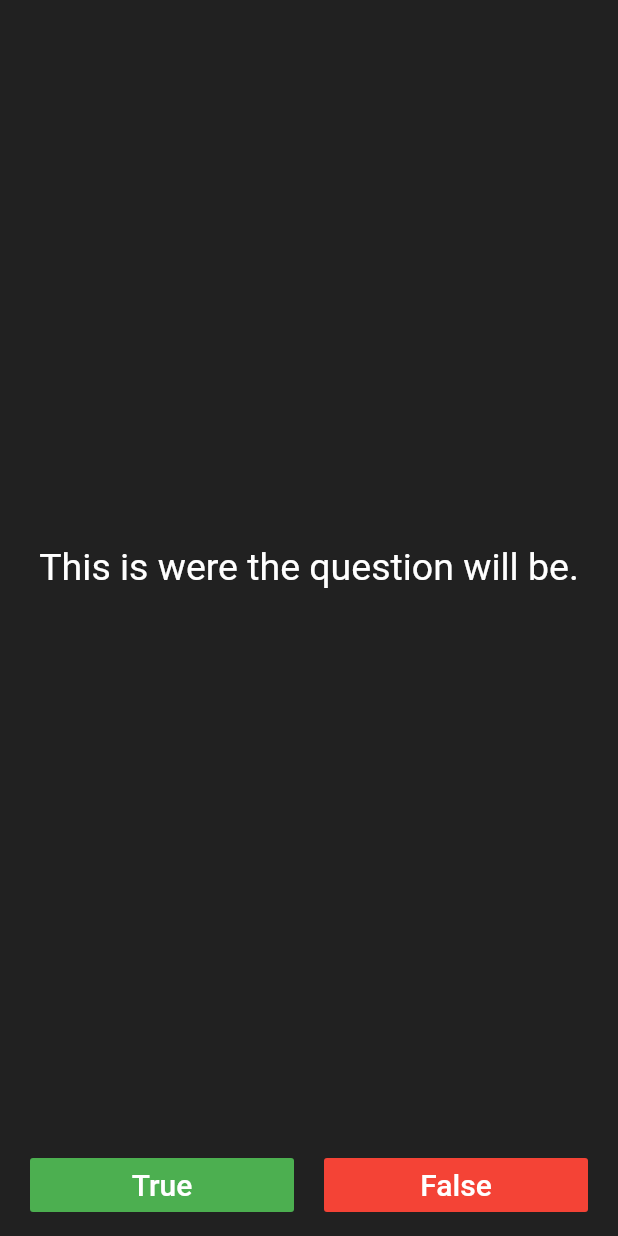
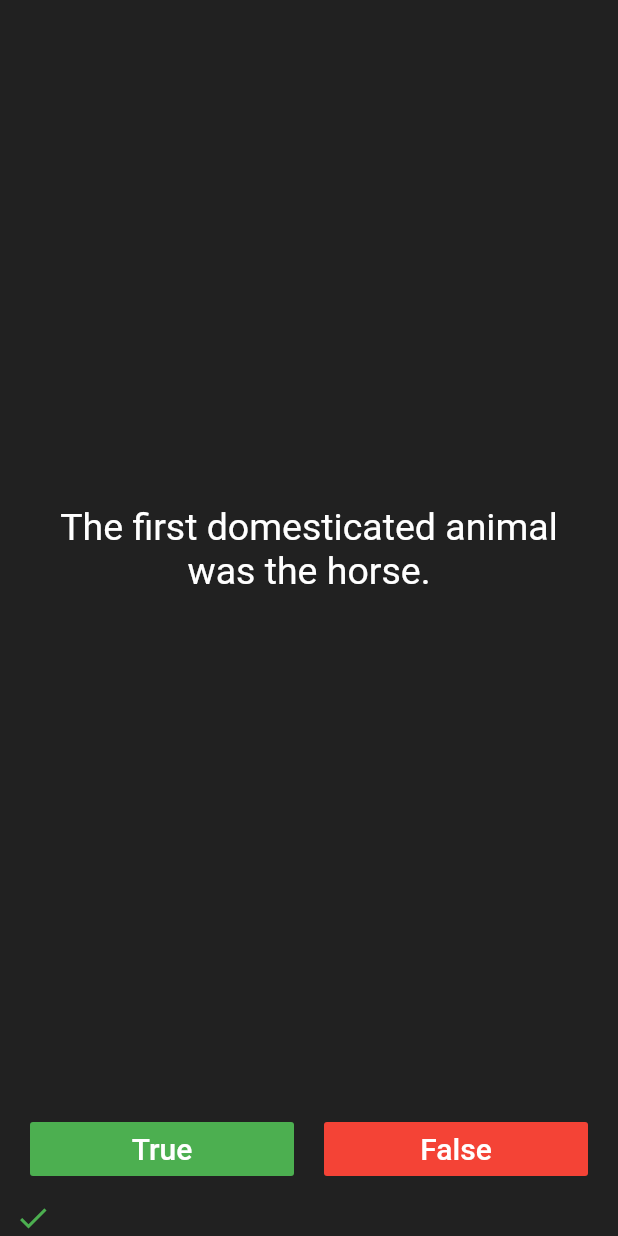
Before and after one commit to liposo/Flutter-Bootcamp, a Flutter app: the screen it shows after launch, after a tap on "True", on a phone screen of 412 x 824 dp. Run offline on Flutter 3.47's test engine with Material 2 defaults, Android fonts, the light colour scheme and no system bars; our stand-ins replace audioplayers, font_awesome_flutter.

Commit message:
questions, update score, restart

```diff
--- a/quizzler/lib/main.dart
+++ b/quizzler/lib/main.dart
@@ -1,3 +1,5 @@
+import 'dart:math';
+
 import 'package:flutter/material.dart';
 
 void main() => runApp(Quizzler());
@@ -25,8 +27,13 @@ class QuizPage extends StatefulWidget {
 }
 
 class _QuizPageState extends State<QuizPage> {
+  List<Question> questions = [];
   List<Icon> score = [];
-  int right;
+  int right = 0;
+  int questionsAnswered = 0;
+  Question currentQuestion;
+
+  final _random = new Random();
 
   Icon checkIcon() {
     return Icon(
@@ -42,17 +49,132 @@ class _QuizPageState extends State<QuizPage> {
     );
   }
 
+  void buildQuestionList() {
+    questions.add(Question(
+        'As far as has ever been reported, no-one has ever seen an ostrich bury its head in the sand.',
+        true));
+    questions.add(Question(
+        'Approximately one quarter of human bones are in the feet.', true));
+    questions.add(Question(
+        'In ancient Rome, a special room called a vomitorium was available for diners to purge food in during meals.',
+        false));
+    questions.add(Question(
+        'The average person will shed 10 pounds of skin during their lifetime.',
+        false));
+    questions.add(
+        Question('The Great Wall Of China is visible from the moon.', false));
+    questions.add(Question(
+        'Virtually all Las Vegas gambling casinos ensure that they have no clocks.',
+        true));
+    questions.add(Question('The first tea bags were made of silk.', true));
+    questions.add(Question('Chai tea comes from Russia.', false));
+    questions.add(Question(
+        'Horses, ponies, donkeys, mules, and zebras are also known as equines.',
+        true));
+    questions
+        .add(Question('The first domesticated animal was the horse.', false));
+    questions.add(Question(
+        'Coffee became a popular drink in North America when the Boston Tea Party made tea hard to come by.',
+        true));
+    questions.add(Question(
+        'Most of the world’s coffee in the world is produced in Brazil.',
+        true));
+    questions.add(
+        Question('The original name of The Beatles was the Quarrymen.', true));
+    questions.add(
+        Question('The driest place on Earth is the Sahara Desert.', false));
+    questions
+        .add(Question('The world’s largest continent is Antarctica.', false));
+    questions.add(Question('Centipedes always have 100 feet.', false));
+    questions
+        .add(Question('Muscle turns to fat if you stop exercising.', false));
+    questions.add(Question(
+        'The world’s smallest book is 1cm wide, 1cm tall and 4mm deep.',
+        false));
+    questions.add(Question(
+        'Olympus Mons, Mount Olympus on Mars, is taller than Mount Everest.',
+        true));
+    questions.add(Question(
+        'The world\’s oldest known tree is over 9000 years old.', true));
+  }
+
+  void nextQuestion() {
+    int index = _random.nextInt(questions.length);
+    currentQuestion = questions[index];
+    questions.removeAt(index);
+  }
+
+  void evaluateAnswer(Question question, bool userAnswer) {
+    updateScore(question.answer == userAnswer);
+  }
+
   void updateScore(bool result) {
     setState(() {
-      if (score.length <= 16) {
+      if (questionsAnswered < 16) {
         if (result) {
           right++;
           score.add(checkIcon());
         } else {
           score.add(closeIcon());
         }
-      } else {}
+        questionsAnswered++;
+        if (questionsAnswered == 15) {
+          _showScore();
+        }
+      }
     });
+  }
+
+  void _showScore() {
+    // flutter defined function
+    showDialog(
+      context: context,
+      barrierDismissible: false,
+      builder: (BuildContext context) {
+        // return object of type Dialog
+        return WillPopScope(
+          // Prevent dialog closing from back button on Android
+          // ignore: missing_return
+          onWillPop: () {},
+          child: AlertDialog(
+            content: Text('Score: $right/15'),
+            actions: [
+              FlatButton(
+                child: Text('Restart'),
+                onPressed: () {
+                  Navigator.of(context).pop();
+                  restart();
+                },
+              ),
+            ],
+          ),
+        );
+      },
+    );
+  }
+
+  void restart() {
+    setState(() {
+      questions = [];
+      score = [];
+      right = 0;
+      questionsAnswered = 0;
+      currentQuestion = null;
+      buildQuestionList();
+      nextQuestion();
+    });
+  }
+
+  @override
+  void initState() {
+    questions = [];
+    score = [];
+    right = 0;
+    questionsAnswered = 0;
+    currentQuestion = null;
+    buildQuestionList();
+    nextQuestion();
+    super.initState();
   }
 
   @override
@@ -67,7 +189,7 @@ class _QuizPageState extends State<QuizPage> {
             padding: EdgeInsets.all(10.0),
             child: Center(
               child: Text(
-                "This is were the question will be.",
+                currentQuestion.question,
                 textAlign: TextAlign.center,
                 style: TextStyle(fontSize: 25.0, color: Colors.white),
               ),
@@ -87,7 +209,8 @@ class _QuizPageState extends State<QuizPage> {
                     style: TextStyle(fontSize: 20.0, color: Colors.white),
                   ),
                   onPressed: () {
-                    updateScore(true);
+                    evaluateAnswer(currentQuestion, true);
+                    nextQuestion();
                   },
                 ),
               ),
@@ -103,7 +226,8 @@ class _QuizPageState extends State<QuizPage> {
                     style: TextStyle(fontSize: 20.0, color: Colors.white),
                   ),
                   onPressed: () {
-                    updateScore(false);
+                    evaluateAnswer(currentQuestion, false);
+                    nextQuestion();
                   },
                 ),
               ),
@@ -117,3 +241,18 @@ class _QuizPageState extends State<QuizPage> {
     );
   }
 }
+
+class Question {
+  String question;
+  bool answer;
+
+  Question(this.question, this.answer);
+
+  String getQuestion() {
+    return question;
+  }
+
+  bool getAnswer() {
+    return answer;
+  }
+}
```
